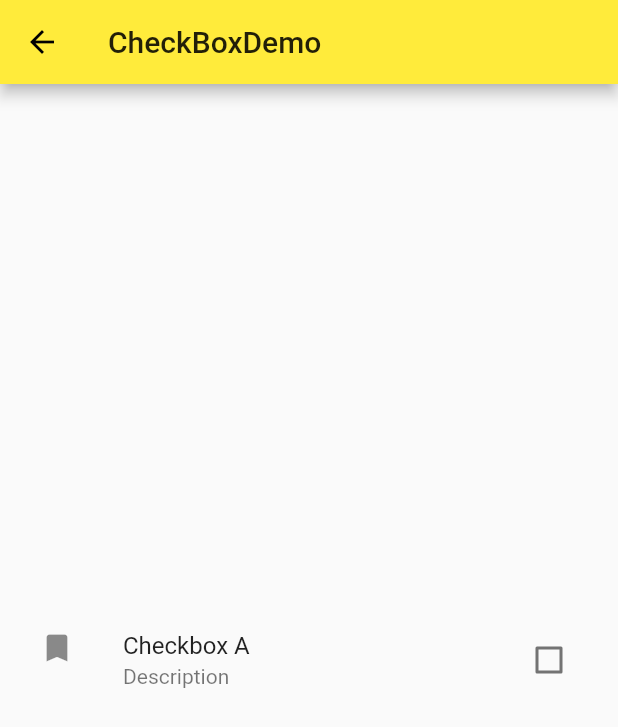
After one commit to liao526/flutter_app, a Flutter app: the CheckboxDemo screen opened directly, after a tap on "Checkbox A", on a phone screen of 412 x 824 dp. The commit adds this screen. Shown: the top 727 px of the screen. Run offline on Flutter 3.47's test engine with Material 2 defaults, Android fonts, the phone set to English and light mode, and no system bars.

Commit message:
checkbox复选框

```diff
--- /dev/null
+++ b/lib/widgetimpl/checkbox_demo.dart
@@ -0,0 +1,44 @@
+import 'package:flutter/material.dart';
+
+class CheckboxDemo extends StatefulWidget {
+    @override
+    State<StatefulWidget> createState() {
+        return CheckboxDemoState();
+    }
+}
+
+class CheckboxDemoState extends State<CheckboxDemo> {
+  bool _checkBoxValueA = true;
+
+     @override
+     Widget build(BuildContext context) {
+          return Scaffold(
+            appBar: AppBar(
+                title: Text("CheckBoxDemo"),
+            ),
+            body:Container(
+              padding: EdgeInsets.all(10),
+              child: Column(
+                mainAxisAlignment: MainAxisAlignment.center,
+                children: <Widget>[
+                  CheckboxListTile(value: _checkBoxValueA, onChanged: (value){
+                    setState(() {
+                      _checkBoxValueA = value;
+                    });
+                  },title: Text("Checkbox A"),
+                  subtitle: Text("Description"),secondary: Icon(Icons.bookmark),selected: _checkBoxValueA,),
+                  Row(
+                    children: <Widget>[
+//                      Checkbox(value: _checkBoxValueA, onChanged: (value) {
+//                          setState(() {
+//                            _checkBoxValueA = value;
+//                          });
+//                      },activeColor: Colors.black,)
+                    ],
+                  )
+                ],
+              ),
+            )
+          );
+     }
+ }
--- a/lib/widgetimpl/components_demo.dart
+++ b/lib/widgetimpl/components_demo.dart
@@ -1,4 +1,6 @@
 import 'package:flutter/material.dart';
+import 'package:flutter_app/widgetimpl/froms_demo.dart';
+import 'package:flutter_app/widgetimpl/checkbox_demo.dart';
 
 class MaterialComponents extends StatelessWidget {
   @override
@@ -12,6 +14,8 @@ class MaterialComponents extends StatelessWidget {
         children: <Widget>[
           ListItemWidget(title: "FloatingBottom", page: FloatingBottomDemo()),
           ListItemWidget(title: "BottomDemo1", page: BottomDemo1()),
+          ListItemWidget(title: "From", page: FromView()),
+          ListItemWidget(title: "Checkbox", page: CheckboxDemo()),
         ],
       ),
     );
--- a/lib/widgetimpl/froms_demo.dart
+++ b/lib/widgetimpl/froms_demo.dart
@@ -4,6 +4,10 @@ class FromView extends StatelessWidget {
   @override
   Widget build(BuildContext context) {
     return Scaffold(
+      appBar: AppBar(
+        title: Text("FromDemo"),
+        elevation: 0,
+      ),
       body: Theme(
           data: Theme.of(context).copyWith(primaryColor: Colors.black),
           child: Container(
```
